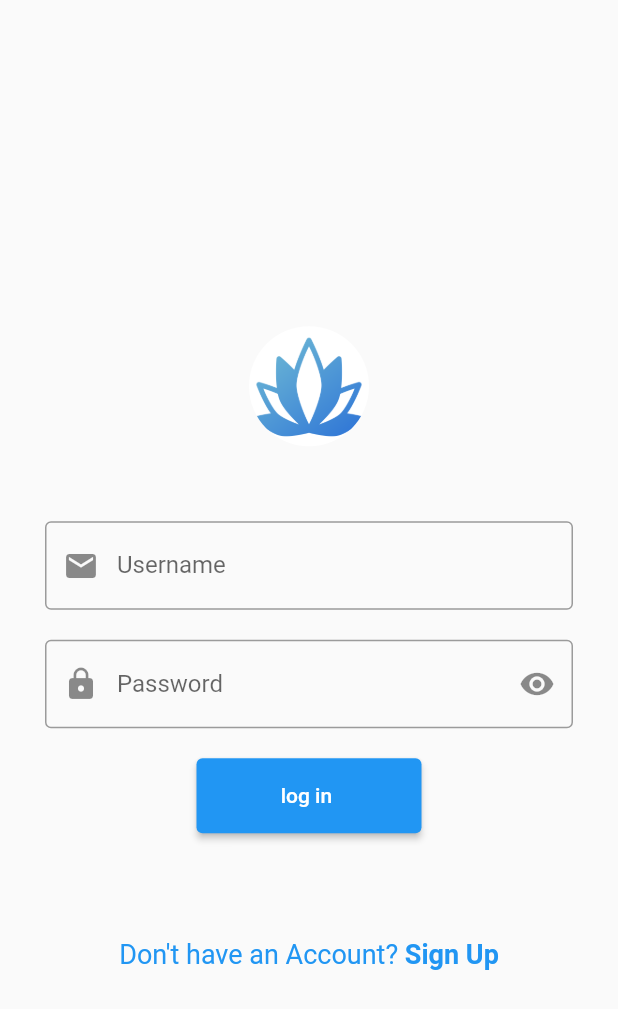
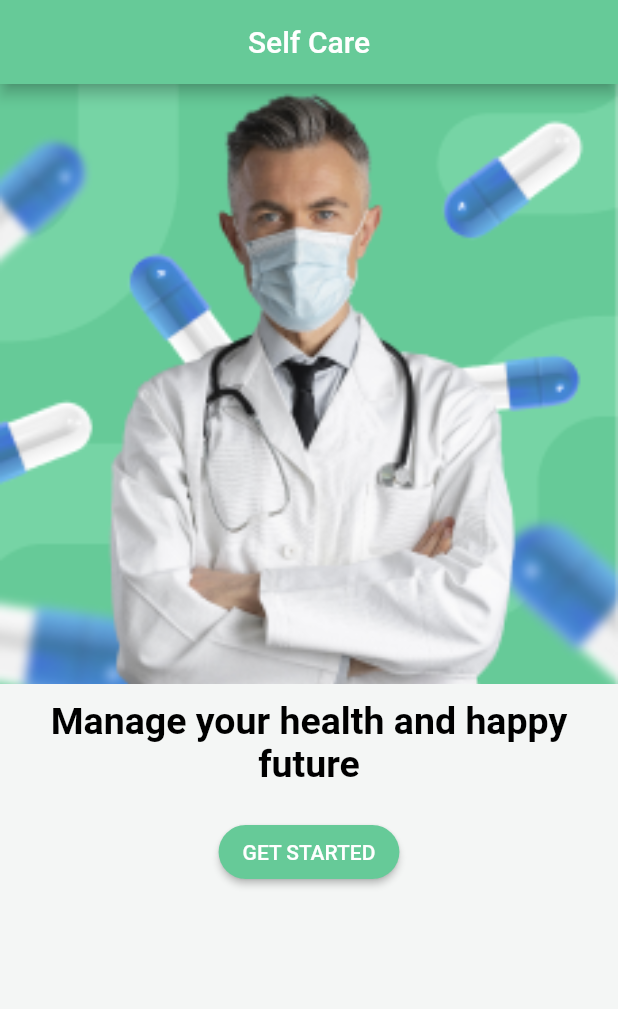
Before and after one commit to ahmedosama8/Grad_Project, a Flutter app: the screen it shows after launch, on a phone screen of 412 x 824 dp. Shown: the top 1009 px of the screen. Run offline on Flutter 3.47's test engine with Material 2 defaults, Android fonts, the phone set to English and light mode, and no system bars; our stand-ins replace dropdown_button2, rflutter_alert; missing offline and left inert: flutter_login_template.

Commit message:
home page added

```diff
--- a/mobile_app/analysis_options.yaml
+++ b/mobile_app/analysis_options.yaml
@@ -22,7 +22,9 @@ linter:
   # `// ignore_for_file: name_of_lint` syntax on the line or in the file
   # producing the lint.
   rules:
-    # avoid_print: false  # Uncomment to disable the `avoid_print` rule
+    prefer_const_constructors: False
+
+    avoid_print: false  # Uncomment to disable the `avoid_print` rule
     # prefer_single_quotes: true  # Uncomment to enable the `prefer_single_quotes` rule
 
 # Additional information about this file can be found at
--- a/mobile_app/lib/main.dart
+++ b/mobile_app/lib/main.dart
@@ -1,13 +1,16 @@
 import 'package:flutter/material.dart';
 import 'package:flutter_login_template/flutter_login_template.dart';
+import 'package:mobile_app/pages/home.dart';
 import 'package:rflutter_alert/rflutter_alert.dart';
 import 'pages/login.dart';
 import 'pages/signup.dart';
 
 void main() => runApp(MaterialApp(
+  debugShowCheckedModeBanner: false,
       initialRoute: '/',
       routes: {
-        '/': (context) => Login(),
+        '/': (context) => HomePage(),
+        '/login': (context) => Login(),
         '/signup': (context) => signup(),
       },
     ));
--- /dev/null
+++ b/mobile_app/lib/pages/home.dart
@@ -0,0 +1,65 @@
+import 'package:flutter/material.dart';
+
+
+class HomePage extends StatelessWidget {
+  const HomePage({super.key});
+
+  @override
+  Widget build(BuildContext context) {
+    return  MaterialApp(
+        debugShowCheckedModeBanner: false,
+        home: Scaffold(
+          appBar: AppBar(
+            title: Text(
+              'Self Care',
+            ),
+            centerTitle: true,
+            backgroundColor: Color(0XFF66CA98),
+          ),
+          backgroundColor: Color(0XFFF4F6F5),
+          body: Column(
+            children: [
+              Container(
+                height: 400,
+                width: double.infinity,
+                decoration: const BoxDecoration(
+                  image: DecorationImage(
+                      image: AssetImage('assets/background.png'),
+                      fit: BoxFit.cover),
+                ),
+              ),
+              SizedBox(
+                height: 10,
+              ),
+              Text('Manage your health and happy future' , style: TextStyle(
+                fontWeight: FontWeight.w600,
+                fontSize: 25.0,
+                color: Colors.black
+              ),
+              textAlign: TextAlign.center,
+              ),
+              SizedBox(
+                height: 20,
+              ),
+              Column(
+                crossAxisAlignment: CrossAxisAlignment.center,
+                children: [
+                  ElevatedButton(onPressed:() {
+                    Navigator.pushNamed(context, '/login');
+                  },
+                  style: ElevatedButton.styleFrom(
+                    backgroundColor: Color(0XFF66CA98),
+                    shape: RoundedRectangleBorder(
+                      borderRadius: BorderRadius.circular(20)
+                    ),
+                  ),
+
+                  child: Text('GET STARTED'),),
+                ],
+              )
+
+            ],
+          ),
+        ));
+  }
+}
```
Also changed, not shown: mobile_app/assets/background.png (added), mobile_app/assets/logo.png (added), 36 other files.
